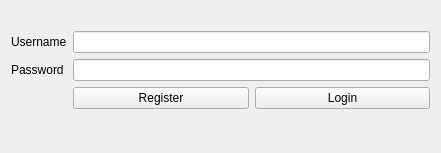
Paul92/Quizzzer, file src/client/login.ui: the form before one commit.
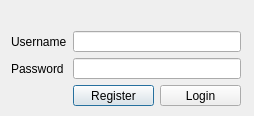
The form after the commit.

What changed in the file:
```diff
--- a/src/client/login.ui
+++ b/src/client/login.ui
@@ -1,19 +1,27 @@
 <?xml version="1.0" encoding="UTF-8"?>
 <ui version="4.0">
  <class>LoginWindow</class>
- <widget class="QMainWindow" name="LoginWindow">
+ <widget class="QDialog" name="LoginWindow">
   <property name="geometry">
    <rect>
     <x>0</x>
     <y>0</y>
-    <width>441</width>
-    <height>153</height>
+    <width>254</width>
+    <height>116</height>
    </rect>
   </property>
   <property name="windowTitle">
    <string>QuizzerClient</string>
   </property>
   <widget class="QWidget" name="centralWidget">
+   <property name="geometry">
+    <rect>
+     <x>0</x>
+     <y>0</y>
+     <width>252</width>
+     <height>117</height>
+    </rect>
+   </property>
    <layout class="QGridLayout" name="gridLayout">
     <item row="0" column="0">
      <layout class="QFormLayout" name="formLayout">
@@ -79,16 +87,6 @@
     </item>
    </layout>
   </widget>
-  <widget class="QMenuBar" name="menuBar">
-   <property name="geometry">
-    <rect>
-     <x>0</x>
-     <y>0</y>
-     <width>441</width>
-     <height>20</height>
-    </rect>
-   </property>
-  </widget>
  </widget>
  <layoutdefault spacing="6" margin="11"/>
  <resources/>
```
